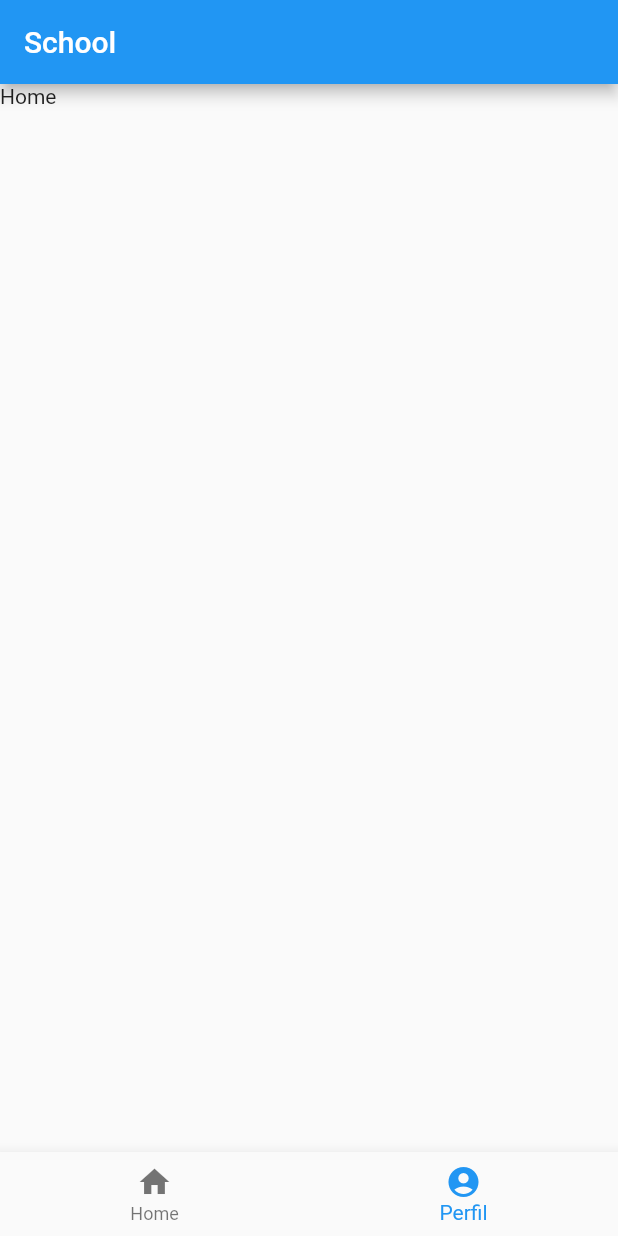
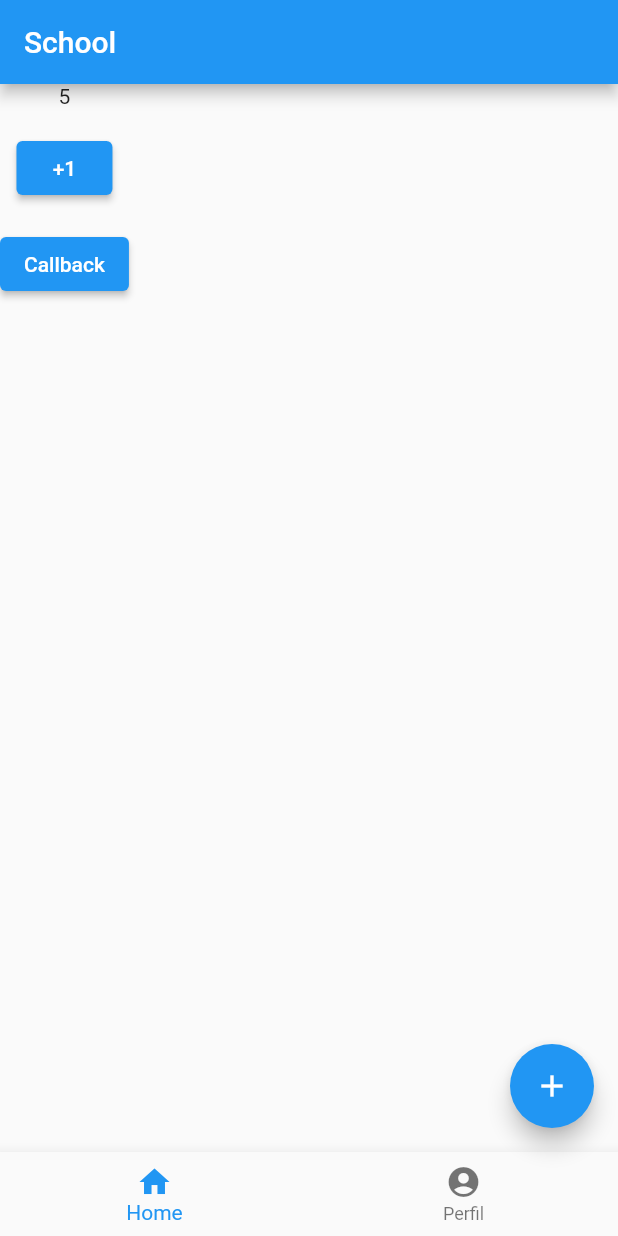
Before and after one commit to Rosines-Almeida/school, a Flutter app: the screen it shows after launch, on a phone screen of 412 x 824 dp. Run offline on Flutter 3.47's test engine with Material 2 defaults, Android fonts, the phone set to English and light mode, and no system bars.

Commit message:
third class- add afazes_tab and app_bar

```diff
--- /dev/null
+++ b/lib/components/app_bar_component.dart
@@ -0,0 +1,20 @@
+// ignore_for_file: must_be_immutable
+
+import 'package:flutter/material.dart';
+
+class AppBarComponent extends StatelessWidget implements PreferredSizeWidget {
+  String titulo;
+  AppBarComponent({super.key, this.titulo = 'School  '});
+
+  static Size get size => const Size.fromHeight(kToolbarHeight);
+
+  @override
+  Size get preferredSize => const Size.fromHeight(kToolbarHeight);
+
+  @override
+  Widget build(BuildContext context) {
+    return AppBar(
+      title: Text(titulo),
+    );
+  }
+}
--- /dev/null
+++ b/lib/pages/home/abas/afazeres_tab.dart
@@ -0,0 +1,51 @@
+import 'package:flutter/material.dart';
+import 'package:school/components/spacer_component.dart';
+
+class AfazeresTab extends StatefulWidget {
+  final int valorInicial;
+  final void Function(int tabIndex)? callback;
+  const AfazeresTab({
+    super.key,
+    required this.valorInicial,
+    this.callback,
+  });
+
+  @override
+  State<AfazeresTab> createState() => _AfazeresTabState();
+}
+
+class _AfazeresTabState extends State<AfazeresTab> {
+  late int acumulador;
+
+  void somarMaisUm() {
+    setState(() {
+      acumulador++;
+    });
+  }
+
+  void handleCallback() {
+    if (widget.callback != null) {
+      widget.callback!(1);
+    }
+  }
+
+  @override
+  void initState() {
+    acumulador = widget.valorInicial;
+
+    super.initState();
+  }
+
+  @override
+  Widget build(BuildContext context) {
+    return Column(
+      children: [
+        Text('$acumulador'),
+        const SpacerComponent(),
+        ElevatedButton(onPressed: somarMaisUm, child: const Text('+1')),
+        const SpacerComponent(),
+        ElevatedButton(onPressed: handleCallback, child: const Text('Callback'))
+      ],
+    );
+  }
+}
--- a/lib/pages/home/home_page.dart
+++ b/lib/pages/home/home_page.dart
@@ -1,7 +1,29 @@
 import 'package:flutter/material.dart';
+import 'package:school/components/app_bar_component.dart';
+import 'package:school/pages/home/abas/afazeres_tab.dart';
+import 'package:school/pages/home/abas/perfil_tab.dart';
 
-class HomePage extends StatelessWidget {
+class HomePage extends StatefulWidget {
   const HomePage({super.key});
+
+  @override
+  State<HomePage> createState() => _HomePageState();
+}
+
+class _HomePageState extends State<HomePage> {
+  late int index;
+
+  void updateIndex(int value) {
+    setState(() {
+      index = value;
+    });
+  }
+
+  @override
+  void initState() {
+    index = 0;
+    super.initState();
+  }
 
   @override
   Widget build(BuildContext context) {
@@ -11,17 +33,22 @@ class HomePage extends StatelessWidget {
           icon: Icon(Icons.account_circle), label: 'Perfil')
     ];
     final List<Widget> _conteudo = [
-      const Text('Home'),
-      const Text('Perfil'),
+      AfazeresTab(valorInicial: 5, callback: updateIndex),
+      const PerfilTab(),
     ];
     return Scaffold(
-      appBar: AppBar(
-        title: const Text('School'),
+      appBar: AppBarComponent(),
+      body: _conteudo.elementAt(index),
+      bottomNavigationBar: BottomNavigationBar(
+        onTap: (value) {
+          updateIndex(value);
+        },
+        currentIndex: index,
+        items: _abas,
       ),
-      body: _conteudo.elementAt(0),
-      bottomNavigationBar: BottomNavigationBar(
-        currentIndex: 1,
-        items: _abas,
+      floatingActionButton: FloatingActionButton(
+        onPressed: () {},
+        child: const Icon(Icons.add),
       ),
     );
   }
```
